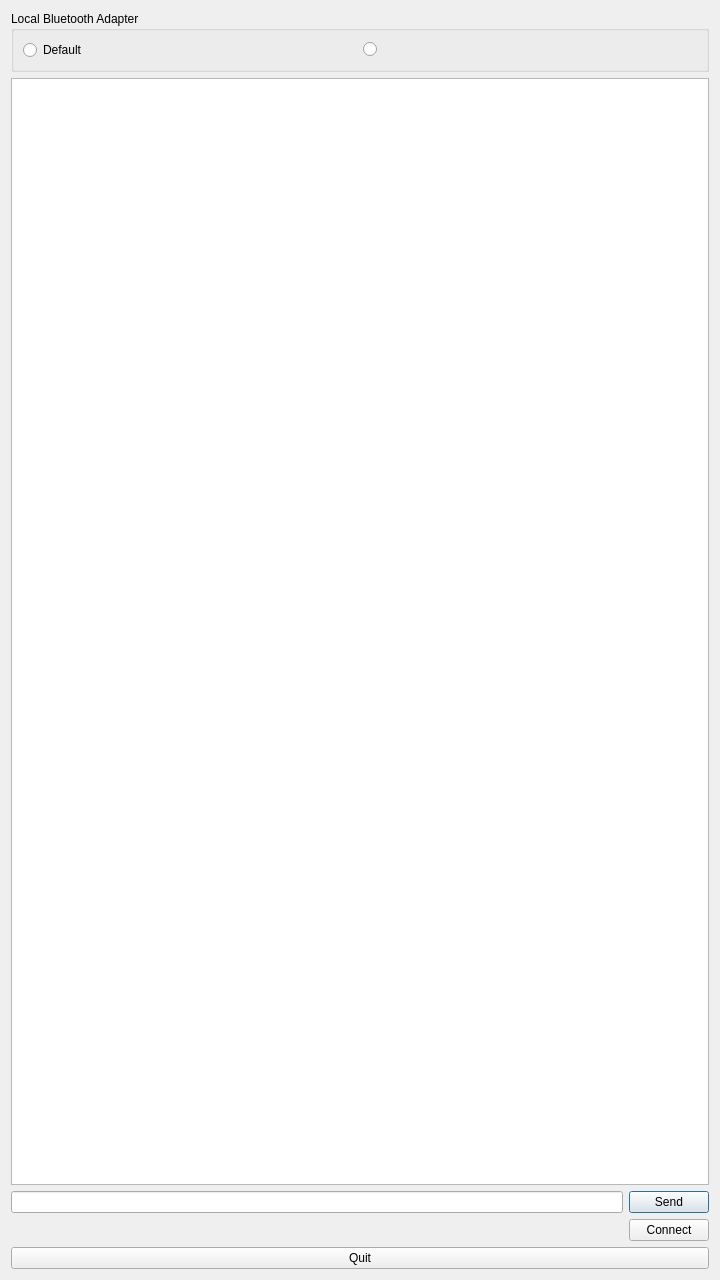
Before: the Qt Designer form chat.ui in dbuhon/KeepItSecret, drawn with Qt 5.
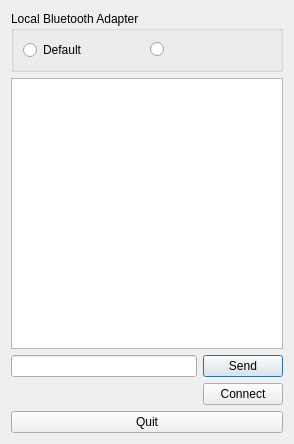
After: the same form once the commit is applied.

```diff
--- a/chat.ui
+++ b/chat.ui
@@ -6,8 +6,8 @@
    <rect>
     <x>0</x>
     <y>0</y>
-    <width>720</width>
-    <height>1280</height>
+    <width>294</width>
+    <height>444</height>
    </rect>
   </property>
   <property name="windowTitle">
```
